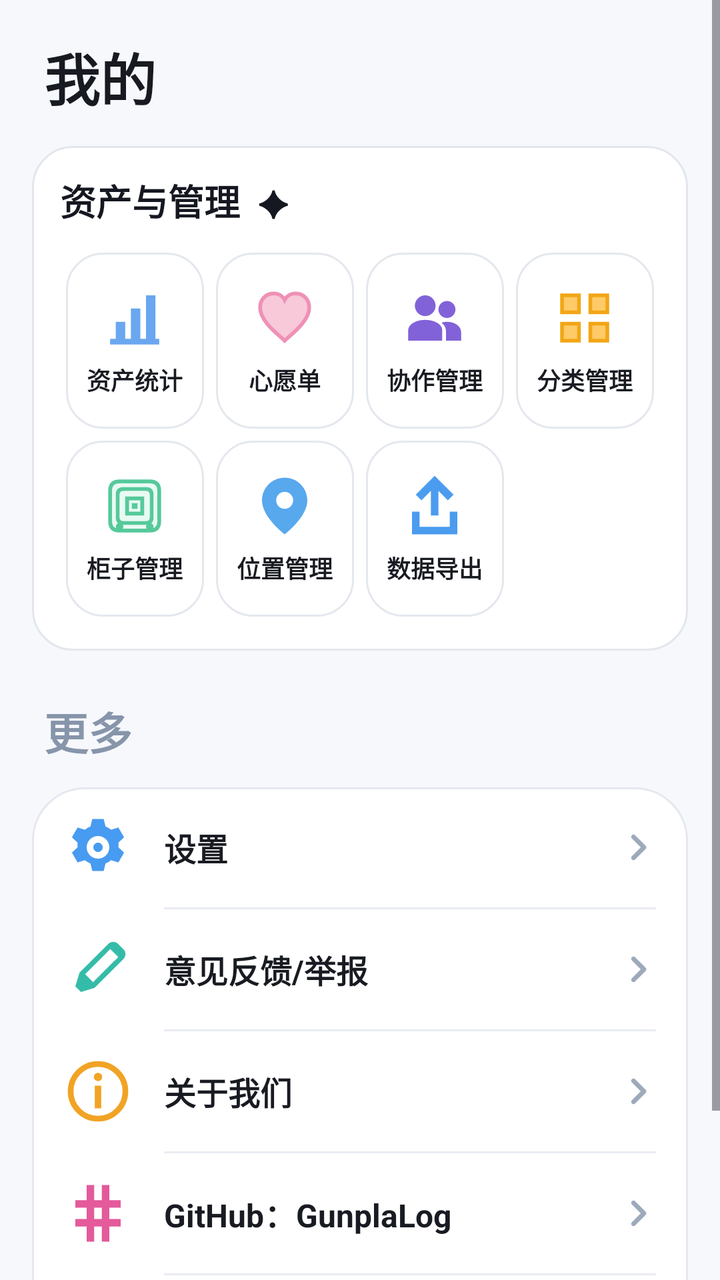
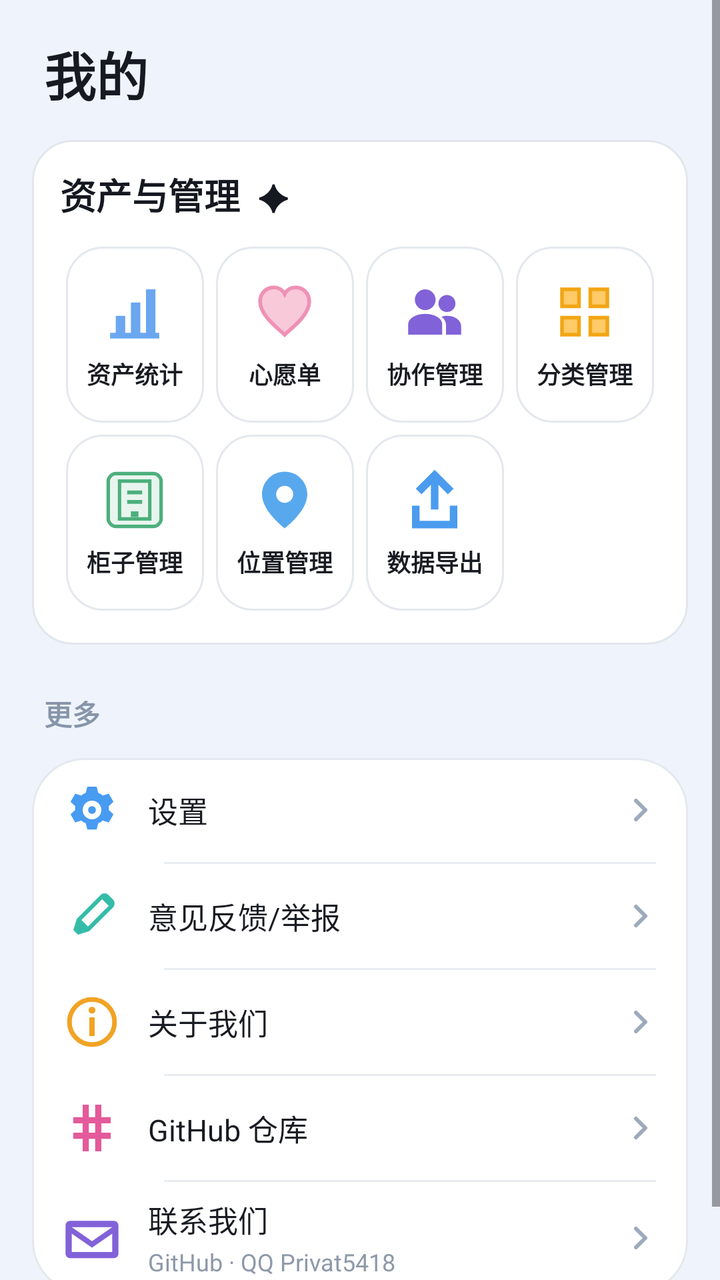

Two renders of the same Android screen: before a commit and after it. Below are the layout's source before the change and the commit's diff.
<!-- AndroidManifest.xml: application theme Theme.GunplaLog -->
<!-- res/layout/view_me.xml -->
<?xml version="1.0" encoding="utf-8"?>
<ScrollView xmlns:android="http://schemas.android.com/apk/res/android"
    android:id="@+id/meRoot"
    android:layout_width="match_parent"
    android:layout_height="match_parent"
    android:background="@drawable/bg_me_page"
    android:clipToPadding="false"
    android:fillViewport="true">

    <LinearLayout
        android:layout_width="match_parent"
        android:layout_height="wrap_content"
        android:orientation="vertical"
        android:paddingLeft="16dp"
        android:paddingTop="18dp"
        android:paddingRight="16dp"
        android:paddingBottom="32dp">

        <TextView
            android:layout_width="wrap_content"
            android:layout_height="wrap_content"
            android:layout_marginLeft="6dp"
            android:layout_marginBottom="2dp"
            android:text="我的"
            android:textColor="#171A20"
            android:textSize="28sp"
            android:textStyle="bold" />

        <include layout="@layout/view_me_assets" />

        <TextView
            android:layout_width="wrap_content"
            android:layout_height="wrap_content"
            android:layout_marginLeft="6dp"
            android:layout_marginTop="24dp"
            android:layout_marginBottom="12dp"
            android:text="更多"
            android:textColor="#8795AA"
            android:textSize="22sp"
            android:textStyle="bold" />

        <include layout="@layout/view_me_more" />

        
        <LinearLayout
            android:layout_width="1dp"
            android:layout_height="1dp"
            android:visibility="gone">
            <ImageView android:id="@+id/avatarView" android:layout_width="1dp" android:layout_height="1dp" android:contentDescription="@string/me_avatar" />
            <ImageView android:id="@+id/btnEditProfile" android:layout_width="1dp" android:layout_height="1dp" android:contentDescription="@string/me_edit" />
            <TextView android:id="@+id/tvMeName" android:layout_width="1dp" android:layout_height="1dp" />
            <TextView android:id="@+id/tvMeNameHint" android:layout_width="1dp" android:layout_height="1dp" />
        </LinearLayout>
    </LinearLayout>
</ScrollView>
<!-- res/layout/view_me_assets.xml (included above) -->
<?xml version="1.0" encoding="utf-8"?>
<LinearLayout xmlns:android="http://schemas.android.com/apk/res/android"
    android:layout_width="match_parent"
    android:layout_height="wrap_content"
    android:layout_marginTop="12dp"
    android:background="@drawable/bg_me_section"
    android:orientation="vertical"
    android:padding="14dp">

    <TextView
        android:layout_width="wrap_content"
        android:layout_height="wrap_content"
        android:layout_marginBottom="10dp"
        android:text="资产与管理  ✦"
        android:textColor="#151820"
        android:textSize="18sp"
        android:textStyle="bold" />

    <LinearLayout android:layout_width="match_parent" android:layout_height="wrap_content" android:baselineAligned="false" android:orientation="horizontal">
        <LinearLayout android:id="@+id/btnMeStats" android:layout_width="0dp" android:layout_height="88dp" android:layout_margin="3dp" android:layout_weight="1" android:background="@drawable/bg_me_asset_tile" android:gravity="center" android:orientation="vertical">
            <ImageView android:layout_width="34dp" android:layout_height="34dp" android:contentDescription="资产统计" android:src="@drawable/ic_asset_stats" />
            <TextView android:layout_width="wrap_content" android:layout_height="wrap_content" android:layout_marginTop="5dp" android:text="资产统计" android:textColor="#191B22" android:textSize="12sp" android:textStyle="bold" />
        </LinearLayout>
        <LinearLayout android:id="@+id/btnMeWishlist" android:layout_width="0dp" android:layout_height="88dp" android:layout_margin="3dp" android:layout_weight="1" android:background="@drawable/bg_me_asset_tile" android:gravity="center" android:orientation="vertical">
            <ImageView android:layout_width="34dp" android:layout_height="34dp" android:contentDescription="心愿单" android:src="@drawable/ic_asset_wishlist" />
            <TextView android:layout_width="wrap_content" android:layout_height="wrap_content" android:layout_marginTop="5dp" android:text="心愿单" android:textColor="#191B22" android:textSize="12sp" android:textStyle="bold" />
        </LinearLayout>
        <LinearLayout android:id="@+id/btnMeCollab" android:layout_width="0dp" android:layout_height="88dp" android:layout_margin="3dp" android:layout_weight="1" android:background="@drawable/bg_me_asset_tile" android:gravity="center" android:orientation="vertical">
            <ImageView android:layout_width="34dp" android:layout_height="34dp" android:contentDescription="协作管理" android:src="@drawable/ic_asset_collab" />
            <TextView android:layout_width="wrap_content" android:layout_height="wrap_content" android:layout_marginTop="5dp" android:text="协作管理" android:textColor="#191B22" android:textSize="12sp" android:textStyle="bold" />
        </LinearLayout>
        <LinearLayout android:id="@+id/btnMeCategory" android:layout_width="0dp" android:layout_height="88dp" android:layout_margin="3dp" android:layout_weight="1" android:background="@drawable/bg_me_asset_tile" android:gravity="center" android:orientation="vertical">
            <ImageView android:layout_width="34dp" android:layout_height="34dp" android:contentDescription="分类管理" android:src="@drawable/ic_asset_category" />
            <TextView android:layout_width="wrap_content" android:layout_height="wrap_content" android:layout_marginTop="5dp" android:text="分类管理" android:textColor="#191B22" android:textSize="12sp" android:textStyle="bold" />
        </LinearLayout>
    </LinearLayout>

    <LinearLayout android:layout_width="match_parent" android:layout_height="wrap_content" android:baselineAligned="false" android:orientation="horizontal">
        <LinearLayout android:id="@+id/btnMeCabinet" android:layout_width="0dp" android:layout_height="88dp" android:layout_margin="3dp" android:layout_weight="1" android:background="@drawable/bg_me_asset_tile" android:gravity="center" android:orientation="vertical">
            <ImageView android:layout_width="34dp" android:layout_height="34dp" android:contentDescription="柜子管理" android:src="@drawable/ic_asset_cabinet" />
            <TextView android:layout_width="wrap_content" android:layout_height="wrap_content" android:layout_marginTop="5dp" android:text="柜子管理" android:textColor="#191B22" android:textSize="12sp" android:textStyle="bold" />
        </LinearLayout>
        <LinearLayout android:id="@+id/btnMeLocation" android:layout_width="0dp" android:layout_height="88dp" android:layout_margin="3dp" android:layout_weight="1" android:background="@drawable/bg_me_asset_tile" android:gravity="center" android:orientation="vertical">
            <ImageView android:layout_width="34dp" android:layout_height="34dp" android:contentDescription="位置管理" android:src="@drawable/ic_asset_location" />
            <TextView android:layout_width="wrap_content" android:layout_height="wrap_content" android:layout_marginTop="5dp" android:text="位置管理" android:textColor="#191B22" android:textSize="12sp" android:textStyle="bold" />
        </LinearLayout>
        <LinearLayout android:id="@+id/btnMeBackup" android:layout_width="0dp" android:layout_height="88dp" android:layout_margin="3dp" android:layout_weight="1" android:background="@drawable/bg_me_asset_tile" android:gravity="center" android:orientation="vertical">
            <ImageView android:layout_width="34dp" android:layout_height="34dp" android:contentDescription="数据导出" android:src="@drawable/ic_asset_export" />
            <TextView android:layout_width="wrap_content" android:layout_height="wrap_content" android:layout_marginTop="5dp" android:text="数据导出" android:textColor="#191B22" android:textSize="12sp" android:textStyle="bold" />
        </LinearLayout>
        <View android:layout_width="0dp" android:layout_height="88dp" android:layout_margin="3dp" android:layout_weight="1" />
    </LinearLayout>

    <LinearLayout android:layout_width="1dp" android:layout_height="1dp" android:visibility="gone">
        <TextView android:id="@+id/tvMeTotal" android:layout_width="1dp" android:layout_height="1dp" />
        <TextView android:id="@+id/tvMeSpent" android:layout_width="1dp" android:layout_height="1dp" />
        <TextView android:id="@+id/tvMeTypes" android:layout_width="1dp" android:layout_height="1dp" />
    </LinearLayout>
</LinearLayout>
<!-- res/layout/view_me_more.xml (included above) -->
<?xml version="1.0" encoding="utf-8"?>
<LinearLayout xmlns:android="http://schemas.android.com/apk/res/android"
    android:layout_width="match_parent"
    android:layout_height="wrap_content"
    android:background="@drawable/bg_me_more"
    android:orientation="vertical"
    android:paddingLeft="16dp"
    android:paddingRight="16dp">

    <LinearLayout android:id="@+id/btnMeSettings" android:layout_width="match_parent" android:layout_height="60dp" android:background="?android:attr/selectableItemBackground" android:gravity="center_vertical" android:orientation="horizontal">
        <ImageView android:layout_width="34dp" android:layout_height="34dp" android:contentDescription="设置" android:src="@drawable/ic_more_settings" />
        <TextView android:layout_width="0dp" android:layout_height="wrap_content" android:layout_marginStart="16dp" android:layout_weight="1" android:text="设置" android:textColor="#191B22" android:textSize="16sp" android:textStyle="bold" />
        <ImageView android:layout_width="18dp" android:layout_height="18dp" android:contentDescription="进入设置" android:src="@drawable/ic_more_chevron" />
    </LinearLayout>
    <View android:layout_width="match_parent" android:layout_height="1dp" android:layout_marginLeft="50dp" android:background="#E9ECF1" />

    <LinearLayout android:id="@+id/btnMeFeedback" android:layout_width="match_parent" android:layout_height="60dp" android:background="?android:attr/selectableItemBackground" android:gravity="center_vertical" android:orientation="horizontal">
        <ImageView android:layout_width="34dp" android:layout_height="34dp" android:contentDescription="意见反馈" android:src="@drawable/ic_more_feedback" />
        <TextView android:layout_width="0dp" android:layout_height="wrap_content" android:layout_marginStart="16dp" android:layout_weight="1" android:text="意见反馈/举报" android:textColor="#191B22" android:textSize="16sp" android:textStyle="bold" />
        <ImageView android:layout_width="18dp" android:layout_height="18dp" android:contentDescription="进入反馈" android:src="@drawable/ic_more_chevron" />
    </LinearLayout>
    <View android:layout_width="match_parent" android:layout_height="1dp" android:layout_marginLeft="50dp" android:background="#E9ECF1" />

    <LinearLayout android:id="@+id/btnMeAbout" android:layout_width="match_parent" android:layout_height="60dp" android:background="?android:attr/selectableItemBackground" android:gravity="center_vertical" android:orientation="horizontal">
        <ImageView android:layout_width="34dp" android:layout_height="34dp" android:contentDescription="关于我们" android:src="@drawable/ic_more_about" />
        <TextView android:layout_width="0dp" android:layout_height="wrap_content" android:layout_marginStart="16dp" android:layout_weight="1" android:text="关于我们" android:textColor="#191B22" android:textSize="16sp" android:textStyle="bold" />
        <ImageView android:layout_width="18dp" android:layout_height="18dp" android:contentDescription="查看关于" android:src="@drawable/ic_more_chevron" />
    </LinearLayout>
    <View android:layout_width="match_parent" android:layout_height="1dp" android:layout_marginLeft="50dp" android:background="#E9ECF1" />

    <LinearLayout android:id="@+id/btnMeGithub" android:layout_width="match_parent" android:layout_height="60dp" android:background="?android:attr/selectableItemBackground" android:gravity="center_vertical" android:orientation="horizontal">
        <ImageView android:layout_width="34dp" android:layout_height="34dp" android:contentDescription="GitHub" android:src="@drawable/ic_more_github" />
        <TextView android:layout_width="0dp" android:layout_height="wrap_content" android:layout_marginStart="16dp" android:layout_weight="1" android:text="GitHub：GunplaLog" android:textColor="#191B22" android:textSize="16sp" android:textStyle="bold" />
        <ImageView android:layout_width="18dp" android:layout_height="18dp" android:contentDescription="打开 GitHub" android:src="@drawable/ic_more_chevron" />
    </LinearLayout>
    <View android:layout_width="match_parent" android:layout_height="1dp" android:layout_marginLeft="50dp" android:background="#E9ECF1" />

    <LinearLayout android:id="@+id/btnMeContact" android:layout_width="match_parent" android:layout_height="68dp" android:background="?android:attr/selectableItemBackground" android:gravity="center_vertical" android:orientation="horizontal">
        <ImageView android:layout_width="34dp" android:layout_height="34dp" android:contentDescription="联系我们" android:src="@drawable/ic_more_contact" />
        <LinearLayout android:layout_width="0dp" android:layout_height="wrap_content" android:layout_marginStart="16dp" android:layout_weight="1" android:orientation="vertical">
            <TextView android:layout_width="wrap_content" android:layout_height="wrap_content" android:text="联系我们" android:textColor="#191B22" android:textSize="16sp" android:textStyle="bold" />
            <TextView android:layout_width="wrap_content" android:layout_height="wrap_content" android:layout_marginTop="2dp" android:text="GitHub · QQ Privat5418" android:textColor="#8E99A9" android:textSize="12sp" android:textStyle="bold" />
        </LinearLayout>
        <ImageView android:layout_width="18dp" android:layout_height="18dp" android:contentDescription="联系方式" android:src="@drawable/ic_more_chevron" />
    </LinearLayout>
</LinearLayout>
<!-- resources referenced by this layout -->
<resources>
  <!-- drawable bg_me_asset_tile (drawable) -->
  <?xml version="1.0" encoding="utf-8"?>
  <shape xmlns:android="http://schemas.android.com/apk/res/android">
      <solid android:color="#FFFFFFFF" />
      <corners android:radius="18dp" />
      <stroke android:width="1dp" android:color="#E4E8EE" />
  </shape>
  <!-- drawable bg_me_more (drawable) -->
  <?xml version="1.0" encoding="utf-8"?>
  <shape xmlns:android="http://schemas.android.com/apk/res/android">
      <solid android:color="#FEFFFFFF" />
      <corners android:radius="26dp" />
      <stroke android:width="1dp" android:color="#E5E8EE" />
  </shape>
  <!-- drawable bg_me_page (drawable) -->
  <?xml version="1.0" encoding="utf-8"?>
  <shape xmlns:android="http://schemas.android.com/apk/res/android">
      <solid android:color="#F6F8FC" />
  </shape>
  <!-- drawable bg_me_section (drawable) -->
  <?xml version="1.0" encoding="utf-8"?>
  <shape xmlns:android="http://schemas.android.com/apk/res/android">
      <solid android:color="#FEFFFFFF" />
      <corners android:radius="20dp" />
      <stroke android:width="1dp" android:color="#E3E7ED" />
  </shape>
  <!-- drawable ic_asset_cabinet (drawable) -->
  <?xml version="1.0" encoding="utf-8"?>
  <vector xmlns:android="http://schemas.android.com/apk/res/android"
      android:width="36dp" android:height="36dp"
      android:viewportWidth="36" android:viewportHeight="36">
      <path android:fillColor="#E9FAF3" android:strokeColor="#56C99A" android:strokeWidth="2"
          android:pathData="M10,5h16c3.3,0 5,1.7 5,5v16c0,3.3 -1.7,5 -5,5H10c-3.3,0 -5,-1.7 -5,-5V10c0,-3.3 1.7,-5 5,-5z" />
      <path android:fillColor="#00000000" android:strokeColor="#56C99A" android:strokeWidth="2"
          android:pathData="M12,9h12c2,0 3,1 3,3v12c0,2 -1,3 -3,3H12c-2,0 -3,-1 -3,-3V12c0,-2 1,-3 3,-3zM14,14h8v8h-8z" />
      <path android:fillColor="#56C99A" android:pathData="M16.5,16.5h3v3h-3zM8,29a2,2 0,1 0,4 0a2,2 0,1 0,-4 0M24,29a2,2 0,1 0,4 0a2,2 0,1 0,-4 0" />
  </vector>
  <!-- drawable ic_asset_category (drawable) -->
  <?xml version="1.0" encoding="utf-8"?>
  <vector xmlns:android="http://schemas.android.com/apk/res/android" android:width="36dp" android:height="36dp" android:viewportWidth="36" android:viewportHeight="36">
      <path android:fillColor="#FFCA68" android:strokeColor="#F2A615" android:strokeWidth="2" android:pathData="M6,6h9v9H6zM21,6h9v9h-9zM6,21h9v9H6zM21,21h9v9h-9z" />
  </vector>
  <!-- drawable ic_asset_export (drawable) -->
  <?xml version="1.0" encoding="utf-8"?>
  <vector xmlns:android="http://schemas.android.com/apk/res/android" android:width="36dp" android:height="36dp" android:viewportWidth="36" android:viewportHeight="36">
      <path android:fillColor="#4B9CEF" android:pathData="M16,23h4V10l5,5 3,-3L18,2 8,12l3,3 5,-5zM6,21h4v8h16v-8h4v12H6z" />
  </vector>
  <!-- drawable ic_asset_stats (drawable) -->
  <?xml version="1.0" encoding="utf-8"?>
  <vector xmlns:android="http://schemas.android.com/apk/res/android" android:width="36dp" android:height="36dp" android:viewportWidth="36" android:viewportHeight="36">
      <path android:fillColor="#6AA7F0" android:pathData="M5,29h26v3H5zM8,20h5v9H8zM16,13h5v16h-5zM24,6h5v23h-5z" />
  </vector>
  <!-- drawable ic_more_github (drawable) -->
  <?xml version="1.0" encoding="utf-8"?>
  <vector xmlns:android="http://schemas.android.com/apk/res/android" android:width="34dp" android:height="34dp" android:viewportWidth="36" android:viewportHeight="36">
      <path android:fillColor="#E45A9A" android:pathData="M12,3h4v8h4V3h4v8h6v4h-6v6h6v4h-6v8h-4v-8h-4v8h-4v-8H6v-4h6v-6H6v-4h6zM16,15v6h4v-6z" />
  </vector>
  <string name="me_avatar">头像</string>
  <string name="me_edit">编辑资料</string>
  <color name="primary">#1E4FD6</color>
  <!-- unchanged entries left out for length: 9 -->
</resources>

<!-- the commit's change to res/layout/view_me.xml (unified diff, before → after) -->
@@ -23,7 +23,7 @@
             android:layout_marginBottom="2dp"
             android:text="我的"
             android:textColor="#171A20"
-            android:textSize="28sp"
+            android:textSize="26sp"
             android:textStyle="bold" />
 
         <include layout="@layout/view_me_assets" />
@@ -36,7 +36,7 @@
             android:layout_marginBottom="12dp"
             android:text="更多"
             android:textColor="#8795AA"
-            android:textSize="22sp"
+            android:textSize="14sp"
             android:textStyle="bold" />
 
         <include layout="@layout/view_me_more" />
@@ -123,40 +123,40 @@
     android:paddingLeft="16dp"
     android:paddingRight="16dp">
 
-    <LinearLayout android:id="@+id/btnMeSettings" android:layout_width="match_parent" android:layout_height="60dp" android:background="?android:attr/selectableItemBackground" android:gravity="center_vertical" android:orientation="horizontal">
-        <ImageView android:layout_width="34dp" android:layout_height="34dp" android:contentDescription="设置" android:src="@drawable/ic_more_settings" />
-        <TextView android:layout_width="0dp" android:layout_height="wrap_content" android:layout_marginStart="16dp" android:layout_weight="1" android:text="设置" android:textColor="#191B22" android:textSize="16sp" android:textStyle="bold" />
-        <ImageView android:layout_width="18dp" android:layout_height="18dp" android:contentDescription="进入设置" android:src="@drawable/ic_more_chevron" />
+    <LinearLayout android:id="@+id/btnMeSettings" android:layout_width="match_parent" android:layout_height="52dp" android:background="?android:attr/selectableItemBackground" android:gravity="center_vertical" android:orientation="horizontal">
+        <ImageView android:layout_width="28dp" android:layout_height="28dp" android:contentDescription="设置" android:src="@drawable/ic_more_settings" />
+        <TextView android:layout_width="0dp" android:layout_height="wrap_content" android:layout_marginStart="14dp" android:layout_weight="1" android:text="设置" android:textColor="#191B22" android:textSize="15sp" android:textStyle="normal" />
+        <ImageView android:layout_width="16dp" android:layout_height="16dp" android:contentDescription="进入设置" android:src="@drawable/ic_more_chevron" />
     </LinearLayout>
     <View android:layout_width="match_parent" android:layout_height="1dp" android:layout_marginLeft="50dp" android:background="#E9ECF1" />
 
-    <LinearLayout android:id="@+id/btnMeFeedback" android:layout_width="match_parent" android:layout_height="60dp" android:background="?android:attr/selectableItemBackground" android:gravity="center_vertical" android:orientation="horizontal">
-        <ImageView android:layout_width="34dp" android:layout_height="34dp" android:contentDescription="意见反馈" android:src="@drawable/ic_more_feedback" />
-        <TextView android:layout_width="0dp" android:layout_height="wrap_content" android:layout_marginStart="16dp" android:layout_weight="1" android:text="意见反馈/举报" android:textColor="#191B22" android:textSize="16sp" android:textStyle="bold" />
-        <ImageView android:layout_width="18dp" android:layout_height="18dp" android:contentDescription="进入反馈" android:src="@drawable/ic_more_chevron" />
+    <LinearLayout android:id="@+id/btnMeFeedback" android:layout_width="match_parent" android:layout_height="52dp" android:background="?android:attr/selectableItemBackground" android:gravity="center_vertical" android:orientation="horizontal">
+        <ImageView android:layout_width="28dp" android:layout_height="28dp" android:contentDescription="意见反馈" android:src="@drawable/ic_more_feedback" />
+        <TextView android:layout_width="0dp" android:layout_height="wrap_content" android:layout_marginStart="14dp" android:layout_weight="1" android:text="意见反馈/举报" android:textColor="#191B22" android:textSize="15sp" android:textStyle="normal" />
+        <ImageView android:layout_width="16dp" android:layout_height="16dp" android:contentDescription="进入反馈" android:src="@drawable/ic_more_chevron" />
     </LinearLayout>
     <View android:layout_width="match_parent" android:layout_height="1dp" android:layout_marginLeft="50dp" android:background="#E9ECF1" />
 
-    <LinearLayout android:id="@+id/btnMeAbout" android:layout_width="match_parent" android:layout_height="60dp" android:background="?android:attr/selectableItemBackground" android:gravity="center_vertical" android:orientation="horizontal">
-        <ImageView android:layout_width="34dp" android:layout_height="34dp" android:contentDescription="关于我们" android:src="@drawable/ic_more_about" />
-        <TextView android:layout_width="0dp" android:layout_height="wrap_content" android:layout_marginStart="16dp" android:layout_weight="1" android:text="关于我们" android:textColor="#191B22" android:textSize="16sp" android:textStyle="bold" />
-        <ImageView android:layout_width="18dp" android:layout_height="18dp" android:contentDescription="查看关于" android:src="@drawable/ic_more_chevron" />
+    <LinearLayout android:id="@+id/btnMeAbout" android:layout_width="match_parent" android:layout_height="52dp" android:background="?android:attr/selectableItemBackground" android:gravity="center_vertical" android:orientation="horizontal">
+        <ImageView android:layout_width="28dp" android:layout_height="28dp" android:contentDescription="关于我们" android:src="@drawable/ic_more_about" />
+        <TextView android:layout_width="0dp" android:layout_height="wrap_content" android:layout_marginStart="14dp" android:layout_weight="1" android:text="关于我们" android:textColor="#191B22" android:textSize="15sp" android:textStyle="normal" />
+        <ImageView android:layout_width="16dp" android:layout_height="16dp" android:contentDescription="查看关于" android:src="@drawable/ic_more_chevron" />
     </LinearLayout>
     <View android:layout_width="match_parent" android:layout_height="1dp" android:layout_marginLeft="50dp" android:background="#E9ECF1" />
 
-    <LinearLayout android:id="@+id/btnMeGithub" android:layout_width="match_parent" android:layout_height="60dp" android:background="?android:attr/selectableItemBackground" android:gravity="center_vertical" android:orientation="horizontal">
-        <ImageView android:layout_width="34dp" android:layout_height="34dp" android:contentDescription="GitHub" android:src="@drawable/ic_more_github" />
-        <TextView android:layout_width="0dp" android:layout_height="wrap_content" android:layout_marginStart="16dp" android:layout_weight="1" android:text="GitHub：GunplaLog" android:textColor="#191B22" android:textSize="16sp" android:textStyle="bold" />
-        <ImageView android:layout_width="18dp" android:layout_height="18dp" android:contentDescription="打开 GitHub" android:src="@drawable/ic_more_chevron" />
+    <LinearLayout android:id="@+id/btnMeGithub" android:layout_width="match_parent" android:layout_height="52dp" android:background="?android:attr/selectableItemBackground" android:gravity="center_vertical" android:orientation="horizontal">
+        <ImageView android:layout_width="28dp" android:layout_height="28dp" android:contentDescription="GitHub" android:src="@drawable/ic_more_github" />
+        <TextView android:layout_width="0dp" android:layout_height="wrap_content" android:layout_marginStart="14dp" android:layout_weight="1" android:text="GitHub 仓库" android:textColor="#191B22" android:textSize="15sp" android:textStyle="normal" />
+        <ImageView android:layout_width="16dp" android:layout_height="16dp" android:contentDescription="打开 GitHub" android:src="@drawable/ic_more_chevron" />
     </LinearLayout>
     <View android:layout_width="match_parent" android:layout_height="1dp" android:layout_marginLeft="50dp" android:background="#E9ECF1" />
 
-    <LinearLayout android:id="@+id/btnMeContact" android:layout_width="match_parent" android:layout_height="68dp" android:background="?android:attr/selectableItemBackground" android:gravity="center_vertical" android:orientation="horizontal">
-        <ImageView android:layout_width="34dp" android:layout_height="34dp" android:contentDescription="联系我们" android:src="@drawable/ic_more_contact" />
-        <LinearLayout android:layout_width="0dp" android:layout_height="wrap_content" android:layout_marginStart="16dp" android:layout_weight="1" android:orientation="vertical">
-            <TextView android:layout_width="wrap_content" android:layout_height="wrap_content" android:text="联系我们" android:textColor="#191B22" android:textSize="16sp" android:textStyle="bold" />
-            <TextView android:layout_width="wrap_content" android:layout_height="wrap_content" android:layout_marginTop="2dp" android:text="GitHub · QQ Privat5418" android:textColor="#8E99A9" android:textSize="12sp" android:textStyle="bold" />
+    <LinearLayout android:id="@+id/btnMeContact" android:layout_width="match_parent" android:layout_height="56dp" android:background="?android:attr/selectableItemBackground" android:gravity="center_vertical" android:orientation="horizontal">
+        <ImageView android:layout_width="28dp" android:layout_height="28dp" android:contentDescription="联系我们" android:src="@drawable/ic_more_contact" />
+        <LinearLayout android:layout_width="0dp" android:layout_height="wrap_content" android:layout_marginStart="14dp" android:layout_weight="1" android:orientation="vertical">
+            <TextView android:layout_width="wrap_content" android:layout_height="wrap_content" android:text="联系我们" android:textColor="#191B22" android:textSize="15sp" android:textStyle="normal" />
+            <TextView android:layout_width="wrap_content" android:layout_height="wrap_content" android:layout_marginTop="2dp" android:text="GitHub · QQ Privat5418" android:textColor="#8E99A9" android:textSize="12sp" android:textStyle="normal" />
         </LinearLayout>
-        <ImageView android:layout_width="18dp" android:layout_height="18dp" android:contentDescription="联系方式" android:src="@drawable/ic_more_chevron" />
+        <ImageView android:layout_width="16dp" android:layout_height="16dp" android:contentDescription="联系方式" android:src="@drawable/ic_more_chevron" />
     </LinearLayout>
 </LinearLayout>
<!-- resource entries referenced after the edit -->
@@ -17,7 +17,7 @@
   <!-- drawable bg_me_page (drawable) -->
   <?xml version="1.0" encoding="utf-8"?>
   <shape xmlns:android="http://schemas.android.com/apk/res/android">
-      <solid android:color="#F6F8FC" />
+      <solid android:color="#EFF4FC" />
   </shape>
   <!-- drawable bg_me_section (drawable) -->
   <?xml version="1.0" encoding="utf-8"?>
@@ -28,14 +28,11 @@
   </shape>
   <!-- drawable ic_asset_cabinet (drawable) -->
   <?xml version="1.0" encoding="utf-8"?>
-  <vector xmlns:android="http://schemas.android.com/apk/res/android"
-      android:width="36dp" android:height="36dp"
-      android:viewportWidth="36" android:viewportHeight="36">
-      <path android:fillColor="#E9FAF3" android:strokeColor="#56C99A" android:strokeWidth="2"
-          android:pathData="M10,5h16c3.3,0 5,1.7 5,5v16c0,3.3 -1.7,5 -5,5H10c-3.3,0 -5,-1.7 -5,-5V10c0,-3.3 1.7,-5 5,-5z" />
-      <path android:fillColor="#00000000" android:strokeColor="#56C99A" android:strokeWidth="2"
-          android:pathData="M12,9h12c2,0 3,1 3,3v12c0,2 -1,3 -3,3H12c-2,0 -3,-1 -3,-3V12c0,-2 1,-3 3,-3zM14,14h8v8h-8z" />
-      <path android:fillColor="#56C99A" android:pathData="M16.5,16.5h3v3h-3zM8,29a2,2 0,1 0,4 0a2,2 0,1 0,-4 0M24,29a2,2 0,1 0,4 0a2,2 0,1 0,-4 0" />
+  <vector xmlns:android="http://schemas.android.com/apk/res/android" android:width="36dp" android:height="36dp" android:viewportWidth="36" android:viewportHeight="36">
+      <path android:fillColor="#E8F5EE" android:strokeColor="#4CAF7D" android:strokeWidth="1.8" android:pathData="M8,4h20c2,0 4,2 4,4v20c0,2 -2,4 -4,4H8c-2,0 -4,-2 -4,-4V8c0,-2 2,-4 4,-4z" />
+      <path android:fillColor="#00000000" android:strokeColor="#4CAF7D" android:strokeWidth="1.8" android:pathData="M10,8h16v20H10z" />
+      <path android:fillColor="#4CAF7D" android:pathData="M14,13h8v2h-8zM14,18h8v2h-8z" />
+      <path android:fillColor="#4CAF7D" android:pathData="M16,24h4v3h-4z" />
   </vector>
   <!-- drawable ic_asset_category (drawable) -->
   <?xml version="1.0" encoding="utf-8"?>
